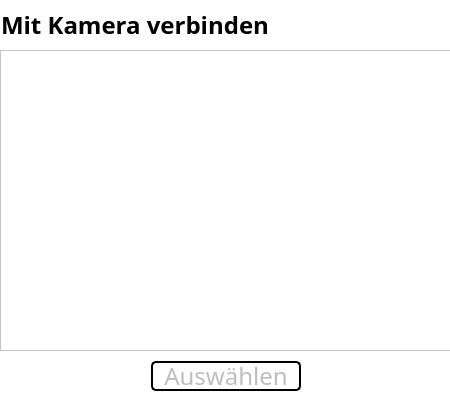
Qt form UI/connect_camera.ui (FilipBruehl/camera_slider) before a commit.
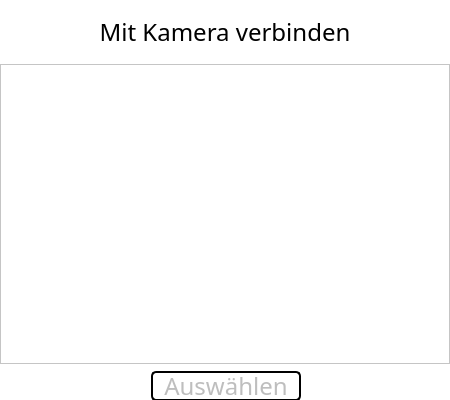
The same form after that commit.

Commit message: Updated Server and Client. - Instead of Sockets, Socketio is used - changed camera selection - MainWindow displays camera information - Client -> Controller, MainWindow -> View

Diff of the .ui file:
```diff
--- a/UI/connect_camera.ui
+++ b/UI/connect_camera.ui
@@ -29,7 +29,10 @@
    </font>
   </property>
   <property name="windowTitle">
-   <string>Kamera verbinden</string>
+   <string>Dialog</string>
+  </property>
+  <property name="autoFillBackground">
+   <bool>false</bool>
   </property>
   <property name="styleSheet">
    <string notr="true">background-color: white;</string>
@@ -40,72 +43,70 @@
      <x>0</x>
      <y>0</y>
      <width>452</width>
-     <height>401</height>
+     <height>408</height>
     </rect>
    </property>
    <layout class="QVBoxLayout" name="verticalLayout">
     <property name="spacing">
      <number>0</number>
     </property>
-    <item alignment="Qt::AlignHCenter|Qt::AlignVCenter">
-     <widget class="QLabel" name="label_heading">
+    <item>
+     <widget class="QLabel" name="label_camera_verbinden">
       <property name="minimumSize">
        <size>
         <width>450</width>
         <height>50</height>
        </size>
       </property>
+      <property name="maximumSize">
+       <size>
+        <width>450</width>
+        <height>50</height>
+       </size>
+      </property>
       <property name="font">
        <font>
         <family>Bahnschrift</family>
         <pointsize>18</pointsize>
-        <weight>75</weight>
-        <bold>true</bold>
        </font>
       </property>
       <property name="text">
        <string>Mit Kamera verbinden</string>
       </property>
+      <property name="alignment">
+       <set>Qt::AlignCenter</set>
+      </property>
      </widget>
     </item>
     <item>
      <widget class="QListView" name="listView_cameras">
+      <property name="minimumSize">
+       <size>
+        <width>450</width>
+        <height>300</height>
+       </size>
+      </property>
+      <property name="maximumSize">
+       <size>
+        <width>450</width>
+        <height>300</height>
+       </size>
+      </property>
       <property name="font">
        <font>
         <family>Bahnschrift</family>
         <pointsize>12</pointsize>
        </font>
       </property>
-      <property name="editTriggers">
-       <set>QAbstractItemView::DoubleClicked|QAbstractItemView::EditKeyPressed|QAbstractItemView::SelectedClicked</set>
-      </property>
-      <property name="itemAlignment">
-       <set>Qt::AlignLeading</set>
-      </property>
      </widget>
     </item>
     <item>
      <layout class="QHBoxLayout" name="horizontalLayout">
-      <property name="spacing">
-       <number>0</number>
-      </property>
-      <property name="topMargin">
-       <number>10</number>
-      </property>
-      <property name="bottomMargin">
-       <number>10</number>
-      </property>
-      <item alignment="Qt::AlignHCenter|Qt::AlignVCenter">
+      <item>
        <widget class="QPushButton" name="pushButton_select">
         <property name="enabled">
          <bool>false</bool>
         </property>
-        <property name="sizePolicy">
-         <sizepolicy hsizetype="Minimum" vsizetype="Fixed">
-          <horstretch>0</horstretch>
-          <verstretch>0</verstretch>
-         </sizepolicy>
-        </property>
         <property name="minimumSize">
          <size>
           <width>150</width>
```
Left out of the diff: 2 changed lines with no effect on the pictures. The commit also changes 8 other files.
